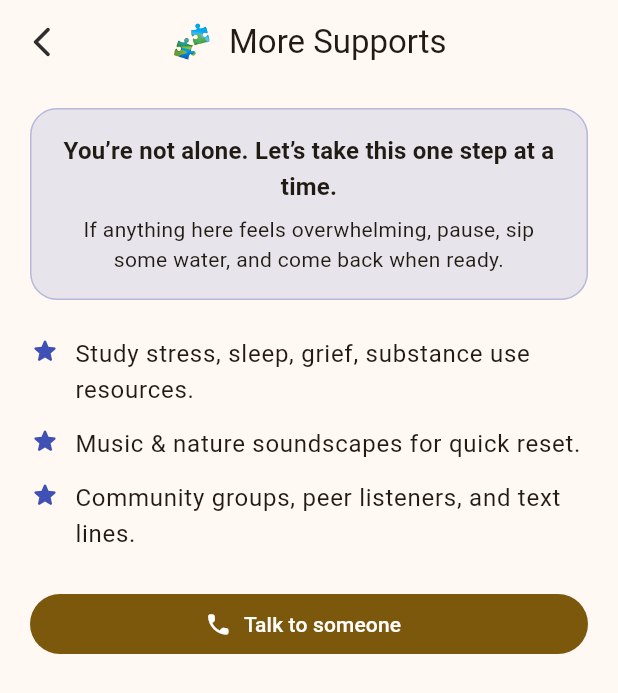
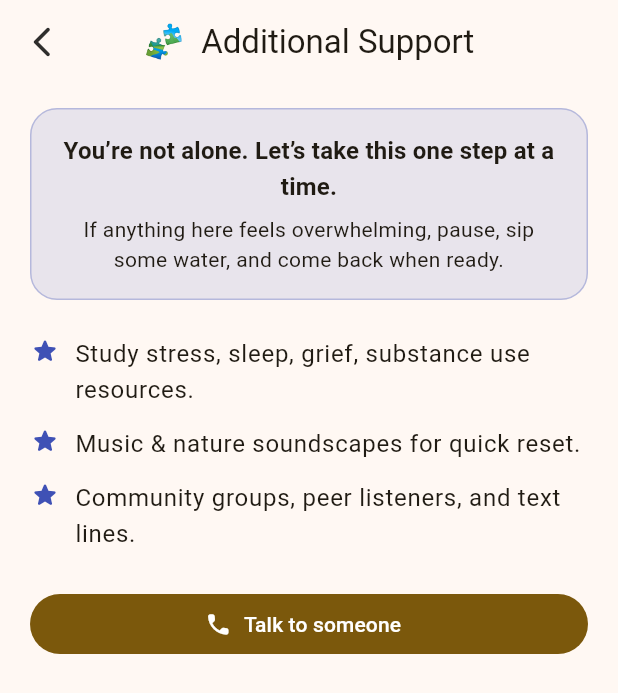
Before and after one commit to sunnypatell/csci4100u-aurora, a Flutter app: the OtherSupportsPage screen opened directly, on a phone screen of 412 x 824 dp. Shown: the top 693 px of the screen. Run offline on Flutter 3.47's test engine with Material 3 defaults, Android fonts, the phone set to English and light mode, and no system bars; our stand-ins replace cloud_firestore, firebase_auth, firebase_core, fl_chart, flutter_local_notifications, flutter_map and 4 more; missing offline and left inert: flutter_map_marker_cluster; accounts and stored records are empty; network calls fail.

Commit message:
Typo fix

```diff
--- a/aurora_app/lib/screens/resources.dart
+++ b/aurora_app/lib/screens/resources.dart
@@ -233,7 +233,7 @@ class _ResourcesPageState extends State<ResourcesPage>
                                   context, const AnxietyDepressionHelpPage()),
                             ),
                             ResourceCard(
-                              title: "More Supports",
+                              title: "Additional Support",
                               subtitle: "Hotlines, journaling, music",
                               emoji: "🧩",
                               gradientA:
@@ -571,7 +571,7 @@ class OtherSupportsPage extends StatelessWidget {
   @override
   Widget build(BuildContext context) {
     return const _SimpleHelpScaffold(
-      title: "More Supports",
+      title: "Additional Support",
       emoji: "🧩",
       bullets: [
         "Study stress, sleep, grief, substance use resources.",
```
